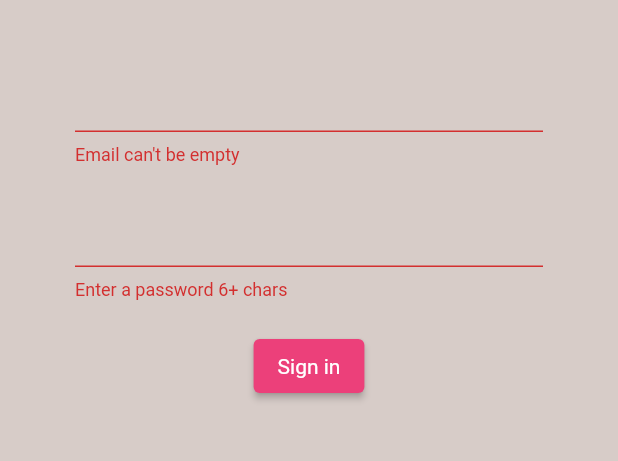
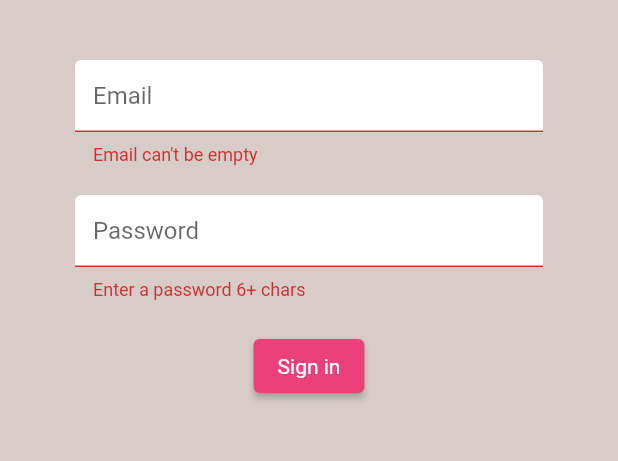
Before and after one commit to Lama-Alsaif/brew_crew, a Flutter app: the screen it shows after launch, after a tap on "Sign in", on a phone screen of 412 x 824 dp, the part 84-545 px from its top. Run offline on Flutter 3.47's test engine with Material 2 defaults, Android fonts, the phone set to English and light mode, and no system bars; our stand-ins replace cloud_firestore, firebase_auth, firebase_core, flutter_spinkit; accounts and stored records are empty.

Commit message:
video 18

```diff
--- a/flutter_application_1/lib/screens/authenticate/sign_in.dart
+++ b/flutter_application_1/lib/screens/authenticate/sign_in.dart
@@ -1,5 +1,8 @@
 import 'package:flutter/material.dart';
 import 'package:flutter_application_1/services/auth.dart';
+import 'package:flutter_application_1/shared/loading.dart';
+
+import '../../shared/constants.dart';
 
 class SignIn extends StatefulWidget {
   final Function toggleView;
@@ -12,6 +15,7 @@ class SignIn extends StatefulWidget {
 class _SignInState extends State<SignIn> {
   final AuthService _auth = AuthService();
   final _formkey = GlobalKey<FormState>();
+  bool loading = false;
 
   //text feild state
 
@@ -21,7 +25,9 @@ class _SignInState extends State<SignIn> {
 
   @override
   Widget build(BuildContext context) {
-    return Scaffold(
+    return loading
+        ? Loading()
+        : Scaffold(
             backgroundColor: Colors.brown[100],
             appBar: AppBar(
               backgroundColor: Colors.brown[400],
@@ -48,6 +54,8 @@ class _SignInState extends State<SignIn> {
                         height: 20,
                       ),
                       TextFormField(
+                        decoration:
+                            textInputDecoration.copyWith(hintText: 'Email'),
                         validator: (String? value) {
                           if (value != null && value.isEmpty) {
                             return "Email can't be empty";
@@ -64,6 +72,8 @@ class _SignInState extends State<SignIn> {
                         height: 20,
                       ),
                       TextFormField(
+                        decoration:
+                            textInputDecoration.copyWith(hintText: 'Password'),
                         validator: (String? value) {
                           if (value != null && value.length < 6) {
                             return "Enter a password 6+ chars";
@@ -84,11 +94,16 @@ class _SignInState extends State<SignIn> {
                           child: const Text('Sign in'),
                           onPressed: () async {
                             if (_formkey.currentState!.validate()) {
-                        dynamic result = await _auth.signInWithEmailAndPassword(
-                            email, password);
+                              setState(() {
+                                loading = true;
+                              });
+                              dynamic result = await _auth
+                                  .signInWithEmailAndPassword(email, password);
                               if (result == null) {
                                 setState(() {
-                            error = 'Could not sign in with those credentials';
+                                  error =
+                                      'Could not sign in with those credentials';
+                                  loading = false;
                                 });
                               }
                             }
@@ -99,7 +114,8 @@ class _SignInState extends State<SignIn> {
                       SizedBox(
                         height: 12,
                       ),
-                Text(error, style: TextStyle(color: Colors.red, fontSize: 14)),
+                      Text(error,
+                          style: TextStyle(color: Colors.red, fontSize: 14)),
                     ],
                   )),
             ),
--- a/flutter_application_1/lib/services/auth.dart
+++ b/flutter_application_1/lib/services/auth.dart
@@ -1,5 +1,6 @@
 import 'package:firebase_auth/firebase_auth.dart';
 import 'package:flutter_application_1/models/user_acc.dart';
+import 'package:flutter_application_1/shared/database.dart';
 
 class AuthService {
   final FirebaseAuth _auth = FirebaseAuth.instance;
@@ -49,6 +50,9 @@ class AuthService {
       UserCredential result = await _auth.createUserWithEmailAndPassword(
           email: email, password: password);
       User? user = result.user;
+
+      //create a new document for the user with the uid
+      await DatabaseService(uid: user!.uid).updateUserData('0', 'lama', 100);
       return _userFromFirebaseUser(user!);
     } catch (e) {
       print(e.toString());
--- /dev/null
+++ b/flutter_application_1/lib/services/database.dart
@@ -0,0 +1,24 @@
+import 'package:cloud_firestore/cloud_firestore.dart';
+
+class DatabaseService {
+  final String uid;
+  DatabaseService({required this.uid});
+
+  //collection refrence
+  final CollectionReference brewCollection = FirebaseFirestore.instance
+      .collection(
+          'brews'); //Change the name from 'Firestore' to 'FirebaseFirestore'.
+
+  Future updateUserData(String sugars, String name, int strength) async {
+    return await brewCollection.doc(uid).set({
+      'sugars': sugars,
+      'name': name,
+      'strength': strength,
+    });
+  }
+  //get brews stream
+
+  Stream<QuerySnapshot> get brews {
+    return brewCollection.snapshots();
+  }
+}
--- /dev/null
+++ b/flutter_application_1/lib/shared/constants.dart
@@ -0,0 +1,10 @@
+import 'package:flutter/material.dart';
+
+const textInputDecoration = InputDecoration(
+  fillColor: Colors.white,
+  filled: true,
+  enabledBorder: OutlineInputBorder(
+      borderSide: BorderSide(color: Colors.white, width: 2.0)),
+  focusedBorder: OutlineInputBorder(
+      borderSide: BorderSide(color: Colors.pink, width: 2.0)),
+);
--- a/flutter_application_1/pubspec.yaml
+++ b/flutter_application_1/pubspec.yaml
@@ -32,6 +32,7 @@ dependencies:
   firebase_auth: ^3.3.11
   cloud_firestore: ^3.1.10
   provider: ^6.0.2
+  flutter_spinkit: ^5.1.0
 
 
   # The following adds the Cupertino Icons font to your application.
```
Also changed, not shown: flutter_application_1/lib/screens/authenticate/register.dart (+19 -4 lines), flutter_application_1/lib/screens/home/home.dart (+12 -1 lines), flutter_application_1/lib/shared/loading.dart (added, +19 -0 lines), flutter_application_1/lib/models/brew.dart (added), flutter_application_1/lib/screens/home/brew_list.dart (added), flutter_application_1/pubspec.lock. Lines whose indentation alone changed are shown as unchanged.
